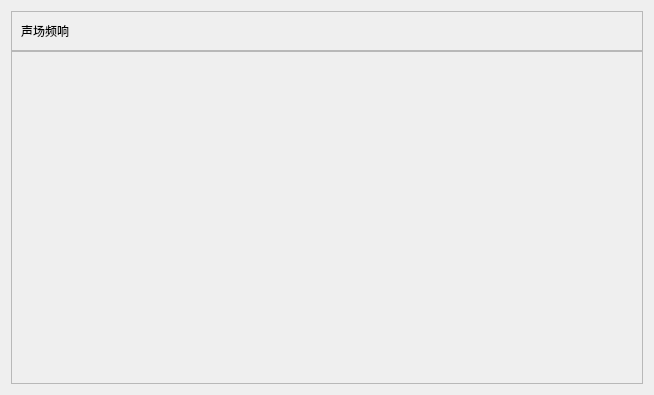
Old version of the form widgets/ui/FrequencyResponseOfSoundField.ui in the repository MarkFcx/3w.
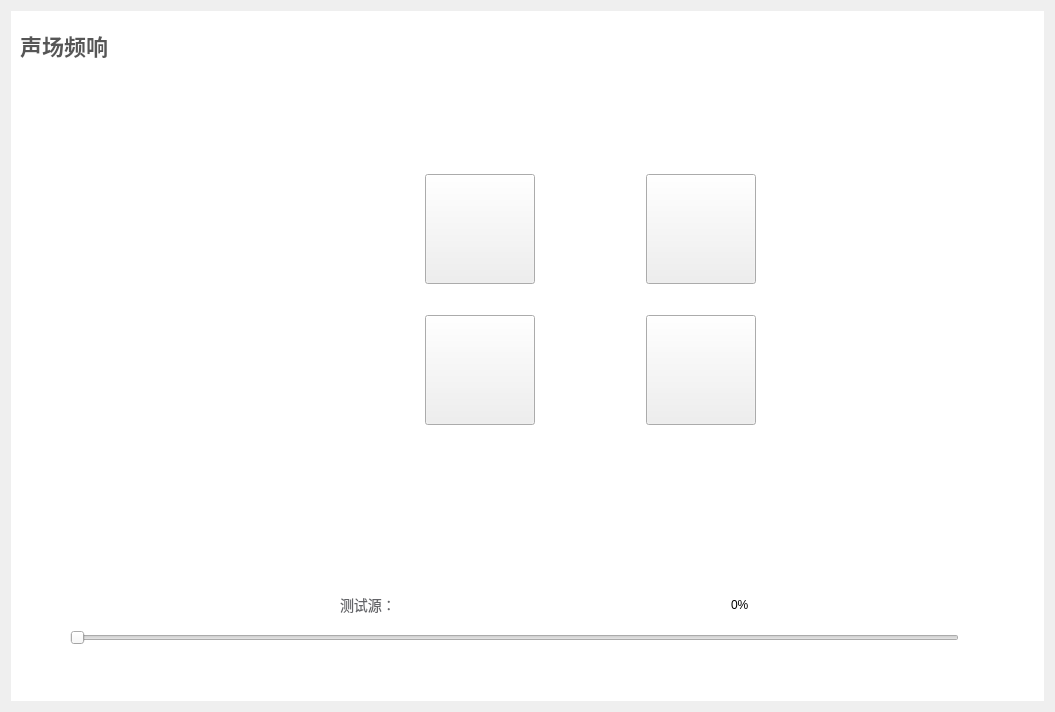
New version of the form. Icons and pictures are not drawn.

Diff of the .ui file:
```diff
--- a/widgets/ui/FrequencyResponseOfSoundField.ui
+++ b/widgets/ui/FrequencyResponseOfSoundField.ui
@@ -6,13 +6,19 @@
    <rect>
     <x>0</x>
     <y>0</y>
-    <width>654</width>
-    <height>395</height>
+    <width>1055</width>
+    <height>712</height>
    </rect>
   </property>
   <property name="windowTitle">
    <string>Frequency Response of Sound Field</string>
   </property>
+  <property name="styleSheet">
+   <string notr="true">QFrame
+{
+	background: #FFFFFF
+}</string>
+  </property>
   <layout class="QVBoxLayout" name="verticalLayout" stretch="1,9">
    <property name="spacing">
     <number>0</number>
@@ -20,14 +26,22 @@
    <item>
     <widget class="QFrame" name="frame">
      <property name="frameShape">
-      <enum>QFrame::StyledPanel</enum>
+      <enum>QFrame::NoFrame</enum>
      </property>
      <property name="frameShadow">
-      <enum>QFrame::Raised</enum>
+      <enum>QFrame::Plain</enum>
      </property>
      <layout class="QHBoxLayout" name="horizontalLayout">
       <item>
-       <widget class="QLabel" name="label">
+       <widget class="QLabel" name="total_label">
+        <property name="styleSheet">
+         <string notr="true">font-family: 'PingFang SC';
+font-style: normal;
+font-weight: 500;
+font-size: 22px;
+line-height: 30px;
+color: #565656;</string>
+        </property>
         <property name="text">
          <string>声场频响</string>
         </property>
@@ -50,13 +64,360 @@
     </widget>
    </item>
    <item>
-    <widget class="QFrame" name="frame_2">
+    <widget class="QFrame" name="down_frame">
+     <property name="font">
+      <font>
+       <family>.AppleSystemUIFont</family>
+      </font>
+     </property>
      <property name="frameShape">
-      <enum>QFrame::StyledPanel</enum>
+      <enum>QFrame::NoFrame</enum>
      </property>
      <property name="frameShadow">
-      <enum>QFrame::Raised</enum>
+      <enum>QFrame::Sunken</enum>
      </property>
+     <layout class="QGridLayout" name="gridLayout">
+      <property name="verticalSpacing">
+       <number>0</number>
+      </property>
+      <item row="1" column="0">
+       <spacer name="horizontalSpacer_2">
+        <property name="orientation">
+         <enum>Qt::Horizontal</enum>
+        </property>
+        <property name="sizeHint" stdset="0">
+         <size>
+          <width>27</width>
+          <height>20</height>
+         </size>
+        </property>
+       </spacer>
+      </item>
+      <item row="3" column="1" colspan="2">
+       <widget class="QFrame" name="frame_3">
+        <property name="minimumSize">
+         <size>
+          <width>0</width>
+          <height>50</height>
+         </size>
+        </property>
+        <property name="frameShape">
+         <enum>QFrame::NoFrame</enum>
+        </property>
+        <property name="frameShadow">
+         <enum>QFrame::Plain</enum>
+        </property>
+        <layout class="QHBoxLayout" name="horizontalLayout_2" stretch="3,1,1,5,1,3">
+         <property name="spacing">
+          <number>0</number>
+         </property>
+         <property name="topMargin">
+          <number>0</number>
+         </property>
+         <property name="bottomMargin">
+          <number>0</number>
+         </property>
+         <item>
+          <spacer name="horizontalSpacer_6">
+           <property name="orientation">
+            <enum>Qt::Horizontal</enum>
+           </property>
+           <property name="sizeHint" stdset="0">
+            <size>
+             <width>40</width>
+             <height>20</height>
+            </size>
+           </property>
+          </spacer>
+         </item>
+         <item>
+          <spacer name="horizontalSpacer_4">
+           <property name="orientation">
+            <enum>Qt::Horizontal</enum>
+           </property>
+           <property name="sizeHint" stdset="0">
+            <size>
+             <width>40</width>
+             <height>20</height>
+            </size>
+           </property>
+          </spacer>
+         </item>
+         <item>
+          <widget class="QLabel" name="label_">
+           <property name="styleSheet">
+            <string notr="true">font-family: 'PingFang SC';
+font-style: normal;
+font-weight: 400;
+font-size: 14px;
+line-height: 18px;
+color: #636468;</string>
+           </property>
+           <property name="text">
+            <string>测试源：</string>
+           </property>
+          </widget>
+         </item>
+         <item>
+          <widget class="QWidget" name="progress_widget" native="true"/>
+         </item>
+         <item>
+          <widget class="QLabel" name="percent_label">
+           <property name="minimumSize">
+            <size>
+             <width>50</width>
+             <height>0</height>
+            </size>
+           </property>
+           <property name="maximumSize">
+            <size>
+             <width>50</width>
+             <height>16777215</height>
+            </size>
+           </property>
+           <property name="text">
+            <string>0%</string>
+           </property>
+          </widget>
+         </item>
+         <item>
+          <spacer name="horizontalSpacer_5">
+           <property name="orientation">
+            <enum>Qt::Horizontal</enum>
+           </property>
+           <property name="sizeHint" stdset="0">
+            <size>
+             <width>40</width>
+             <height>20</height>
+            </size>
+           </property>
+          </spacer>
+         </item>
+        </layout>
+       </widget>
+      </item>
+      <item row="0" column="2">
+       <spacer name="verticalSpacer">
+        <property name="orientation">
+         <enum>Qt::Vertical</enum>
+        </property>
+        <property name="sizeHint" stdset="0">
+         <size>
+          <width>20</width>
+          <height>3</height>
+         </size>
+        </property>
+       </spacer>
+      </item>
+      <item row="6" column="1">
+       <spacer name="verticalSpacer_2">
+        <property name="orientation">
+         <enum>Qt::Vertical</enum>
+        </property>
+        <property name="sizeHint" stdset="0">
+         <size>
+          <width>20</width>
+          <height>5</height>
+         </size>
+        </property>
+       </spacer>
+      </item>
+      <item row="1" column="1" rowspan="2" colspan="2">
+       <widget class="QFrame" name="car_frame">
+        <property name="minimumSize">
+         <size>
+          <width>915</width>
+          <height>484</height>
+         </size>
+        </property>
+        <property name="maximumSize">
+         <size>
+          <width>915</width>
+          <height>484</height>
+         </size>
+        </property>
+        <property name="styleSheet">
+         <string notr="true">QFrame#car_frame
+{
+	border-image: url(:/icon/car.png);
+}
+
+QPushButton#car_play_left_front_button,
+QPushButton#car_play_right_front_button,
+QPushButton#car_play_left_rear_button,
+QPushButton#car_play_right_rear_button
+{
+	border-image: url(:/icon/car_play_icon.svg);
+}
+
+QPushButton::checked#car_play_left_front_button,
+QPushButton::checked#car_play_right_front_button,
+QPushButton::checked#car_play_left_rear_button,
+QPushButton::checked#car_play_right_rear_button
+{
+	border-image: url(:/icon/car_stop_play_icon.svg);
+}</string>
+        </property>
+        <property name="frameShape">
+         <enum>QFrame::NoFrame</enum>
+        </property>
+        <property name="frameShadow">
+         <enum>QFrame::Plain</enum>
+        </property>
+        <widget class="QPushButton" name="car_play_right_front_button">
+         <property name="geometry">
+          <rect>
+           <x>355</x>
+           <y>78</y>
+           <width>110</width>
+           <height>110</height>
+          </rect>
+         </property>
+         <property name="minimumSize">
+          <size>
+           <width>110</width>
+           <height>110</height>
+          </size>
+         </property>
+         <property name="maximumSize">
+          <size>
+           <width>110</width>
+           <height>110</height>
+          </size>
+         </property>
+         <property name="text">
+          <string/>
+         </property>
+         <property name="checkable">
+          <bool>true</bool>
+         </property>
+        </widget>
+        <widget class="QPushButton" name="car_play_right_rear_button">
+         <property name="geometry">
+          <rect>
+           <x>576</x>
+           <y>78</y>
+           <width>110</width>
+           <height>110</height>
+          </rect>
+         </property>
+         <property name="minimumSize">
+          <size>
+           <width>110</width>
+           <height>110</height>
+          </size>
+         </property>
+         <property name="maximumSize">
+          <size>
+           <width>110</width>
+           <height>110</height>
+          </size>
+         </property>
+         <property name="text">
+          <string/>
+         </property>
+         <property name="checkable">
+          <bool>true</bool>
+         </property>
+        </widget>
+        <widget class="QPushButton" name="car_play_left_front_button">
+         <property name="geometry">
+          <rect>
+           <x>355</x>
+           <y>219</y>
+           <width>110</width>
+           <height>110</height>
+          </rect>
+         </property>
+         <property name="minimumSize">
+          <size>
+           <width>110</width>
+           <height>110</height>
+          </size>
+         </property>
+         <property name="maximumSize">
+          <size>
+           <width>110</width>
+           <height>110</height>
+          </size>
+         </property>
+         <property name="text">
+          <string/>
+         </property>
+         <property name="checkable">
+          <bool>true</bool>
+         </property>
+        </widget>
+        <widget class="QPushButton" name="car_play_left_rear_button">
+         <property name="geometry">
+          <rect>
+           <x>576</x>
+           <y>219</y>
+           <width>110</width>
+           <height>110</height>
+          </rect>
+         </property>
+         <property name="minimumSize">
+          <size>
+           <width>110</width>
+           <height>110</height>
+          </size>
+         </property>
+         <property name="maximumSize">
+          <size>
+           <width>110</width>
+           <height>110</height>
+          </size>
+         </property>
+         <property name="text">
+          <string/>
+         </property>
+         <property name="checkable">
+          <bool>true</bool>
+         </property>
+        </widget>
+       </widget>
+      </item>
+      <item row="2" column="3">
+       <spacer name="horizontalSpacer_3">
+        <property name="orientation">
+         <enum>Qt::Horizontal</enum>
+        </property>
+        <property name="sizeHint" stdset="0">
+         <size>
+          <width>27</width>
+          <height>20</height>
+         </size>
+        </property>
+       </spacer>
+      </item>
+      <item row="4" column="1">
+       <widget class="QSlider" name="test_slider">
+        <property name="maximumSize">
+         <size>
+          <width>16777215</width>
+          <height>16777215</height>
+         </size>
+        </property>
+        <property name="orientation">
+         <enum>Qt::Horizontal</enum>
+        </property>
+       </widget>
+      </item>
+      <item row="5" column="1">
+       <spacer name="verticalSpacer_3">
+        <property name="orientation">
+         <enum>Qt::Vertical</enum>
+        </property>
+        <property name="sizeHint" stdset="0">
+         <size>
+          <width>20</width>
+          <height>40</height>
+         </size>
+        </property>
+       </spacer>
+      </item>
+     </layout>
     </widget>
    </item>
   </layout>
```
Left out of the diff: 2 changed lines with no effect on the pictures.
